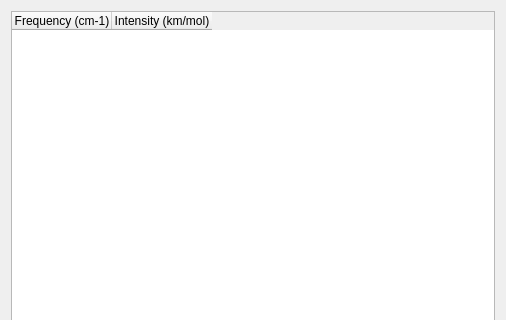
First picture: the form in libavogadro/src/extensions/vibrationdialog.ui, repository cryos/avogadro, before the edit; both pictures show x 0 to 506 and y 0 to 320 of the 506 by 459 pixel window.
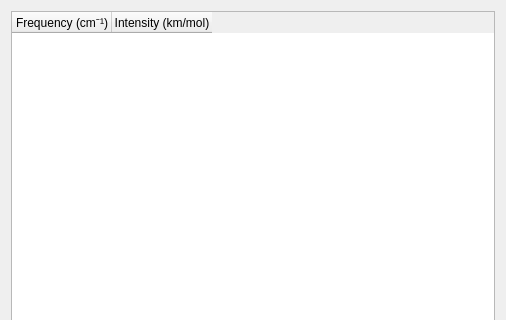
Second picture: the form after the edit.

```diff
--- a/libavogadro/src/extensions/vibrationdialog.ui
+++ b/libavogadro/src/extensions/vibrationdialog.ui
@@ -42,7 +42,7 @@
      </property>
      <column>
       <property name="text">
-       <string>Frequency (cm-1)</string>
+       <string>Frequency (cm⁻¹)</string>
       </property>
      </column>
      <column>
```
